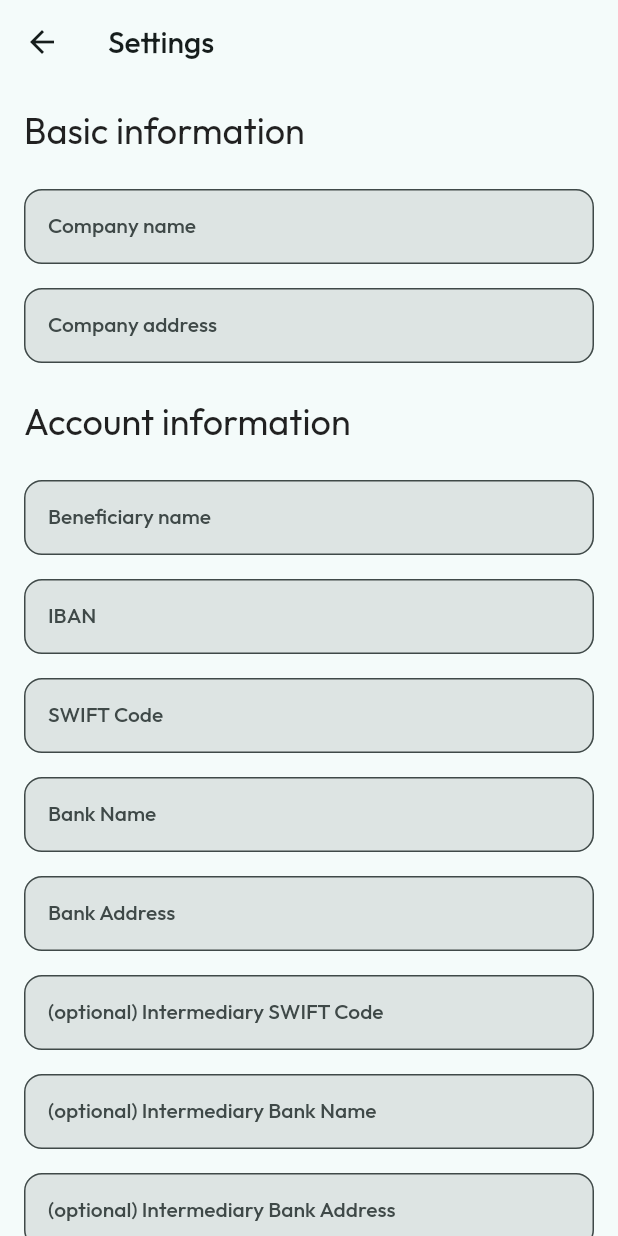
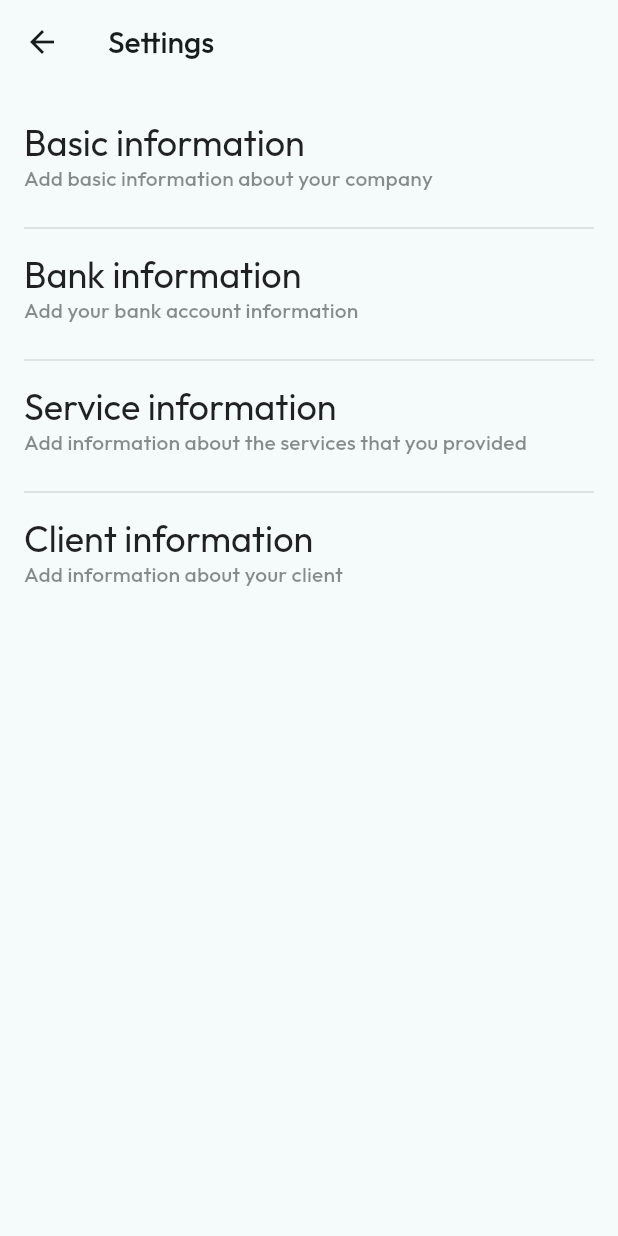
Before and after one commit to theolm/ambush-app, a Flutter app: the SettingsPage screen opened by its route, on a phone screen of 412 x 824 dp. Run offline on Flutter 3.47's test engine with Material 2 defaults, Android fonts, the phone set to English and light mode, and no system bars; drawn by our look-alikes of dynamic_color; our stand-ins replace auto_route, flutter_mobx, get_it, google_fonts, hive, hive_flutter and 4 more; accounts and stored records are empty; generated files the repository leaves out were written again.

Commit message:
Adding basic_info_page.dart

```diff
--- a/lib/src/core/presenter/routes/app_route.dart
+++ b/lib/src/core/presenter/routes/app_route.dart
@@ -11,6 +11,7 @@ class AppRouter extends $AppRouter {
       path: '/',
     ),
     AutoRoute(page: SettingsRoute.page),
+    AutoRoute(page: BasicInfoRoute.page),
     AutoRoute(page: AddInvoiceRoute.page),
   ];
 }
--- a/lib/src/features/settings/presentation/settings_page.dart
+++ b/lib/src/features/settings/presentation/settings_page.dart
@@ -1,10 +1,11 @@
 import 'package:auto_route/auto_route.dart';
 import 'package:flutter/material.dart';
+import 'package:invoice_app/src/core/presenter/routes/app_route.gr.dart';
+import 'package:invoice_app/src/features/settings/presentation/SettingsItem.dart';
 import 'package:invoice_app/src/features/settings/presentation/settings_viewmodel.dart';
 import 'package:flutter_mobx/flutter_mobx.dart';
 
 import '../../../core/di/di.dart';
-
 
 const _bigSpacer = 24.0;
 const _mediumSpacer = 16.0;
@@ -20,124 +21,149 @@ class SettingsPage extends StatelessWidget {
     final textTheme = Theme.of(context).textTheme;
     return Scaffold(
       appBar: AppBar(title: const Text("Settings")),
-      body: Observer(
-        builder: (_) {
+      body: Observer(builder: (_) {
         return ListView(
-            padding: const EdgeInsets.symmetric(horizontal: 16, vertical: 16),
+          padding: const EdgeInsets.symmetric(vertical: 16),
           children: [
-              Text(
-                "Basic information",
-                style: textTheme.headlineSmall,
-              ),
-              const SizedBox(height: _bigSpacer),
-              TextFormField(
-                decoration: const InputDecoration(labelText: "Company name"),
-                textInputAction: TextInputAction.done,
-                controller: _viewModel.compNameController,
-                onFieldSubmitted: (value) {
-                  _viewModel.updateCompanyName(value);
+            SettingsItem(
+              title: "Basic information",
+              subtitle: "Add basic information about your company",
+              onClick: () {
+                context.router.push(BasicInfoRoute());
               },
             ),
-              const SizedBox(height: _mediumSpacer),
-              TextFormField(
-                decoration: const InputDecoration(labelText: "Company address"),
-                textInputAction: TextInputAction.done,
-                controller: _viewModel.compAddressController,
-                onFieldSubmitted: (value) {
-                  _viewModel.updateCompanyAddress(value);
-                },
+            const Divider(indent: 16, endIndent: 16),
+            SettingsItem(
+              title: "Bank information",
+              subtitle: "Add your bank account information",
+              onClick: () {},
             ),
-              const SizedBox(height: _bigSpacer),
-              Text(
-                "Account information",
-                style: textTheme.headlineSmall,
+            const Divider(indent: 16, endIndent: 16),
+            SettingsItem(
+              title: "Service information",
+              subtitle: "Add information about the services that you provided",
+              onClick: () {},
             ),
-              const SizedBox(height: _bigSpacer),
-              TextFormField(
-                decoration: const InputDecoration(labelText: "Beneficiary name"),
-                textInputAction: TextInputAction.done,
-                controller: _viewModel.beneficiaryNameController,
-                onFieldSubmitted: (value) {
-                  _viewModel.updateBankInfo();
-                },
+            const Divider(indent: 16, endIndent: 16),
+            SettingsItem(
+              title: "Client information",
+              subtitle: "Add information about your client",
+              onClick: () {},
             ),
-              const SizedBox(height: _mediumSpacer),
-              TextFormField(
-                decoration: const InputDecoration(labelText: "IBAN"),
-                textInputAction: TextInputAction.done,
-                controller: _viewModel.ibanController,
-                onFieldSubmitted: (value) {
-                  _viewModel.updateBankInfo();
-                },
-              ),
-              const SizedBox(height: _mediumSpacer),
-              TextFormField(
-                decoration: const InputDecoration(labelText: "SWIFT Code"),
-                textInputAction: TextInputAction.done,
-                controller: _viewModel.swiftController,
-                onFieldSubmitted: (value) {
-                  _viewModel.updateBankInfo();
-                },
-              ),
-              const SizedBox(height: _mediumSpacer),
-              TextFormField(
-                decoration: const InputDecoration(labelText: "Bank Name"),
-                textInputAction: TextInputAction.done,
-                controller: _viewModel.bankNameController,
-                onFieldSubmitted: (value) {
-                  _viewModel.updateBankInfo();
-                },
-              ),
-              const SizedBox(height: _mediumSpacer),
-              TextFormField(
-                decoration: const InputDecoration(labelText: "Bank Address"),
-                textInputAction: TextInputAction.done,
-                controller: _viewModel.bankAddressController,
-                onFieldSubmitted: (value) {
-                  _viewModel.updateBankInfo();
-                },
-              ),
-              const SizedBox(height: _mediumSpacer),
-              TextFormField(
-                decoration: const InputDecoration(labelText: "(optional) Intermediary SWIFT Code"),
-                textInputAction: TextInputAction.done,
-                controller: _viewModel.intSwiftController,
-                onFieldSubmitted: (value) {
-                  _viewModel.updateBankInfo();
-                },
-              ),
-              const SizedBox(height: _mediumSpacer),
-              TextFormField(
-                decoration: const InputDecoration(labelText: "(optional) Intermediary Bank Name"),
-                textInputAction: TextInputAction.done,
-                controller: _viewModel.intBankNameController,
-                onFieldSubmitted: (value) {
-                  _viewModel.updateBankInfo();
-                },
-              ),
-              const SizedBox(height: _mediumSpacer),
-              TextFormField(
-                decoration: const InputDecoration(labelText: "(optional) Intermediary Bank Address"),
-                textInputAction: TextInputAction.done,
-                controller: _viewModel.intBankAddressController,
-                onFieldSubmitted: (value) {
-                  _viewModel.updateBankInfo();
-                },
-              ),
-              const SizedBox(height: _mediumSpacer),
-              TextFormField(
-                decoration: const InputDecoration(labelText: "(optional) Intermediary IBAN"),
-                textInputAction: TextInputAction.done,
-                controller: _viewModel.intIbanController,
-                onFieldSubmitted: (value) {
-                  _viewModel.updateBankInfo();
-                },
-              ),
-              const SizedBox(height: _bigSpacer),
           ],
+          // children: [
+          //   Text(
+          //     "Basic information",
+          //     style: textTheme.headlineSmall,
+          //   ),
+          //   const SizedBox(height: _bigSpacer),
+          //   TextFormField(
+          //     decoration: const InputDecoration(labelText: "Company name"),
+          //     textInputAction: TextInputAction.done,
+          //     controller: _viewModel.compNameController,
+          //     onFieldSubmitted: (value) {
+          //       _viewModel.updateCompanyName(value);
+          //     },
+          //   ),
+          //   const SizedBox(height: _mediumSpacer),
+          //   TextFormField(
+          //     decoration: const InputDecoration(labelText: "Company address"),
+          //     textInputAction: TextInputAction.done,
+          //     controller: _viewModel.compAddressController,
+          //     onFieldSubmitted: (value) {
+          //       _viewModel.updateCompanyAddress(value);
+          //     },
+          //   ),
+          //   const SizedBox(height: _bigSpacer),
+          //   Text(
+          //     "Account information",
+          //     style: textTheme.headlineSmall,
+          //   ),
+          //   const SizedBox(height: _bigSpacer),
+          //   TextFormField(
+          //     decoration: const InputDecoration(labelText: "Beneficiary name"),
+          //     textInputAction: TextInputAction.done,
+          //     controller: _viewModel.beneficiaryNameController,
+          //     onFieldSubmitted: (value) {
+          //       _viewModel.updateBankInfo();
+          //     },
+          //   ),
+          //   const SizedBox(height: _mediumSpacer),
+          //   TextFormField(
+          //     decoration: const InputDecoration(labelText: "IBAN"),
+          //     textInputAction: TextInputAction.done,
+          //     controller: _viewModel.ibanController,
+          //     onFieldSubmitted: (value) {
+          //       _viewModel.updateBankInfo();
+          //     },
+          //   ),
+          //   const SizedBox(height: _mediumSpacer),
+          //   TextFormField(
+          //     decoration: const InputDecoration(labelText: "SWIFT Code"),
+          //     textInputAction: TextInputAction.done,
+          //     controller: _viewModel.swiftController,
+          //     onFieldSubmitted: (value) {
+          //       _viewModel.updateBankInfo();
+          //     },
+          //   ),
+          //   const SizedBox(height: _mediumSpacer),
+          //   TextFormField(
+          //     decoration: const InputDecoration(labelText: "Bank Name"),
+          //     textInputAction: TextInputAction.done,
+          //     controller: _viewModel.bankNameController,
+          //     onFieldSubmitted: (value) {
+          //       _viewModel.updateBankInfo();
+          //     },
+          //   ),
+          //   const SizedBox(height: _mediumSpacer),
+          //   TextFormField(
+          //     decoration: const InputDecoration(labelText: "Bank Address"),
+          //     textInputAction: TextInputAction.done,
+          //     controller: _viewModel.bankAddressController,
+          //     onFieldSubmitted: (value) {
+          //       _viewModel.updateBankInfo();
+          //     },
+          //   ),
+          //   const SizedBox(height: _mediumSpacer),
+          //   TextFormField(
+          //     decoration: const InputDecoration(labelText: "(optional) Intermediary SWIFT Code"),
+          //     textInputAction: TextInputAction.done,
+          //     controller: _viewModel.intSwiftController,
+          //     onFieldSubmitted: (value) {
+          //       _viewModel.updateBankInfo();
+          //     },
+          //   ),
+          //   const SizedBox(height: _mediumSpacer),
+          //   TextFormField(
+          //     decoration: const InputDecoration(labelText: "(optional) Intermediary Bank Name"),
+          //     textInputAction: TextInputAction.done,
+          //     controller: _viewModel.intBankNameController,
+          //     onFieldSubmitted: (value) {
+          //       _viewModel.updateBankInfo();
+          //     },
+          //   ),
+          //   const SizedBox(height: _mediumSpacer),
+          //   TextFormField(
+          //     decoration: const InputDecoration(labelText: "(optional) Intermediary Bank Address"),
+          //     textInputAction: TextInputAction.done,
+          //     controller: _viewModel.intBankAddressController,
+          //     onFieldSubmitted: (value) {
+          //       _viewModel.updateBankInfo();
+          //     },
+          //   ),
+          //   const SizedBox(height: _mediumSpacer),
+          //   TextFormField(
+          //     decoration: const InputDecoration(labelText: "(optional) Intermediary IBAN"),
+          //     textInputAction: TextInputAction.done,
+          //     controller: _viewModel.intIbanController,
+          //     onFieldSubmitted: (value) {
+          //       _viewModel.updateBankInfo();
+          //     },
+          //   ),
+          //   const SizedBox(height: _bigSpacer),
+          // ],
         );
-        }
-      ),
+      }),
     );
   }
 }
```
Also changed, not shown: lib/src/features/settings/presentation/SettingsItem.dart (+8 -31 lines), lib/src/features/settings/presentation/basic/basic_info_page.dart (added, +18 -0 lines), lib/src/features/settings/presentation/basic/basic_info_viewmodel.dart (added, +14 -0 lines), lib/src/features/settings/presentation/dialogs/bank_info_bs.dart (deleted, +0 -166 lines), lib/src/features/settings/presentation/dialogs/company_address_bs.dart (deleted, +0 -40 lines), lib/src/features/settings/presentation/dialogs/company_name_bs.dart (deleted, +0 -40 lines), lib/src/core/di/di.config.dart, lib/src/core/presenter/routes/app_route.gr.dart. Lines whose indentation alone changed are shown as unchanged.
